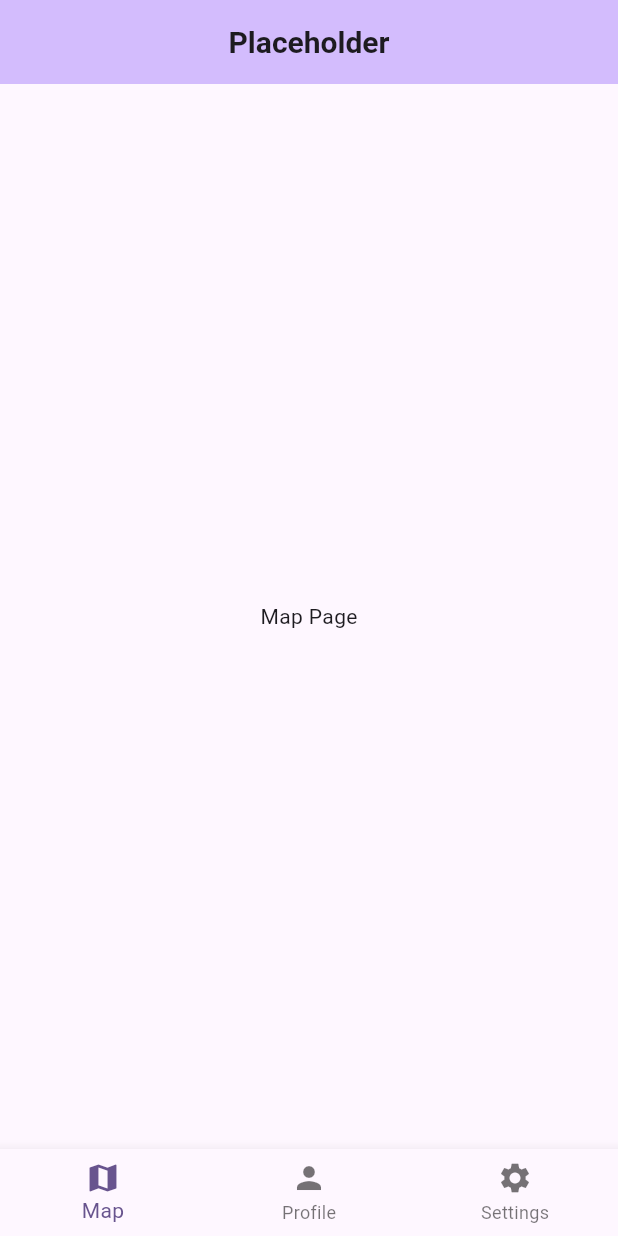
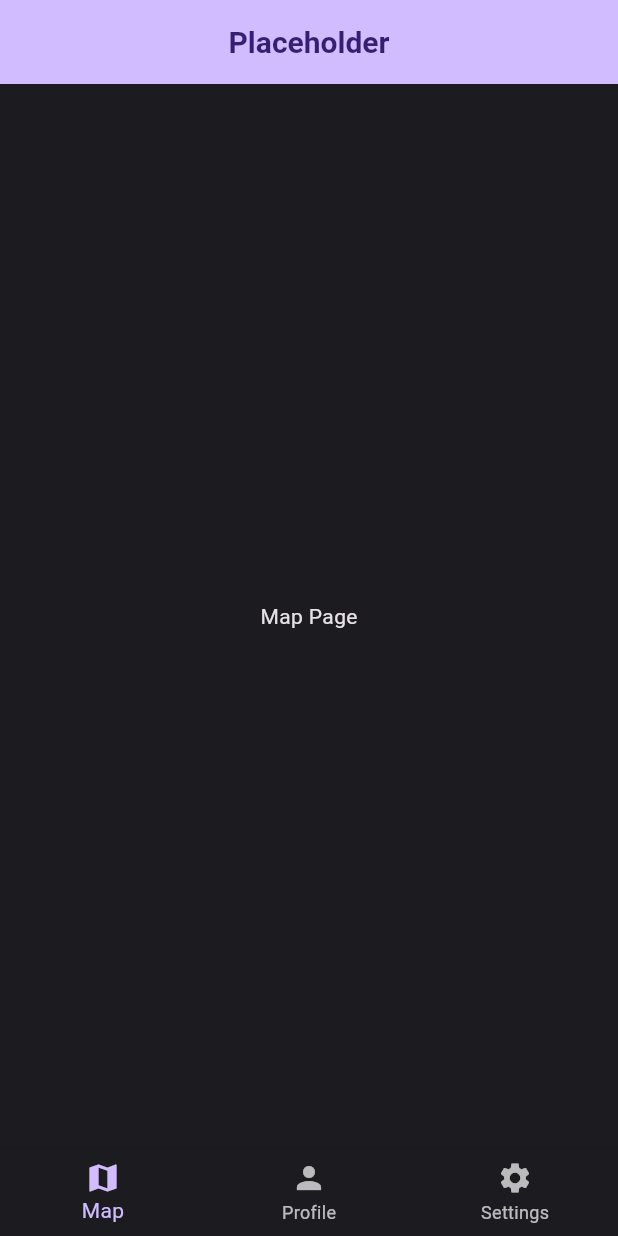
Before and after one commit to Lucase84/GeoCachingApp, a Flutter app: the screen it shows after launch, on a phone screen of 412 x 824 dp. Run offline on Flutter 3.47's test engine with Material 3 defaults, Android fonts, the phone set to English and light mode, and no system bars.

Commit message:
Add the file for handling the theme

```diff
--- a/lib/main.dart
+++ b/lib/main.dart
@@ -3,6 +3,8 @@ import 'package:flutter/material.dart';
 import 'package:flutter_application_1/Views/map_page.dart';
 import 'package:flutter_application_1/Views/profile_page.dart';
 import 'package:flutter_application_1/Views/settings_page.dart';
+
+import 'package:flutter_application_1/color_schemes.g.dart';
 
 void main() {
   runApp(const MyApp());
@@ -16,8 +18,7 @@ class MyApp extends StatelessWidget {
     return MaterialApp(
       debugShowCheckedModeBanner: false,
       theme: ThemeData(
-        colorScheme: ColorScheme.fromSeed(seedColor: Colors.deepPurple),
-        useMaterial3: true,
+        colorScheme: darkColorScheme,
       ),
       home: const MyHomePage(),
     );
@@ -43,19 +44,22 @@ class _MyHomePageState extends State<MyHomePage> {
   Widget build(BuildContext context) {
     return Scaffold(
       appBar: AppBar(
-        title: const Center(
+        title: Center(
           child: Text(
             'Placeholder',
             style: TextStyle(
               fontSize: 20,
               fontWeight: FontWeight.bold,
+              color: Theme.of(context).colorScheme.onPrimary,
             ),
           ),
         ),
-        backgroundColor: Theme.of(context).colorScheme.inversePrimary,
+        backgroundColor: Theme.of(context).colorScheme.primary,
       ),
       body: pages[currentPage],
       bottomNavigationBar: BottomNavigationBar(
+        backgroundColor: Theme.of(context).colorScheme.surface,
+        selectedItemColor: Theme.of(context).colorScheme.primary,
         currentIndex: currentPage,
         onTap: (int index) {
           setState(() {
@@ -64,15 +68,21 @@ class _MyHomePageState extends State<MyHomePage> {
         },
         items: const <BottomNavigationBarItem>[
           BottomNavigationBarItem(
-            icon: Icon(Icons.map),
+            icon: Icon(
+              Icons.map,
+            ),
             label: 'Map',
           ),
           BottomNavigationBarItem(
-            icon: Icon(Icons.person),
+            icon: Icon(
+              Icons.person,
+            ),
             label: 'Profile',
           ),
           BottomNavigationBarItem(
-            icon: Icon(Icons.settings),
+            icon: Icon(
+              Icons.settings,
+            ),
             label: 'Settings',
           ),
         ],
```
Also changed, not shown: lib/color_schemes.g.dart (added).
